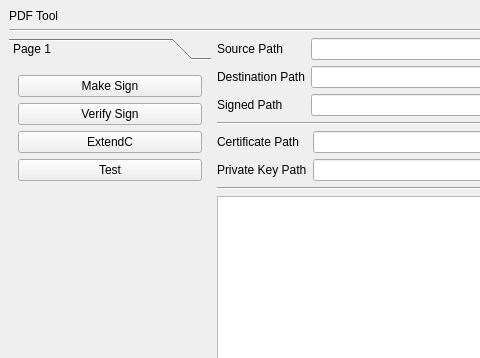
This is PDFTool/mainwindow.ui in jykim74/PDFTool as Qt 5 draws it before an edit; both pictures show x 0 to 480 and y 0 to 358 of the 726 by 672 pixel window. The edited form follows.
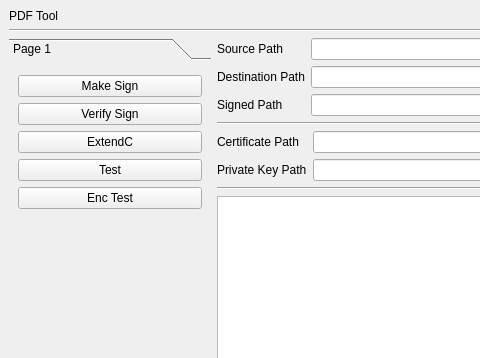
This is the edited form.

```diff
--- a/PDFTool/mainwindow.ui
+++ b/PDFTool/mainwindow.ui
@@ -215,6 +215,13 @@
             </property>
            </widget>
           </item>
+          <item>
+           <widget class="QPushButton" name="mEncTestBtn">
+            <property name="text">
+             <string>Enc Test</string>
+            </property>
+           </widget>
+          </item>
           <item>
            <spacer name="verticalSpacer">
             <property name="orientation">
```
